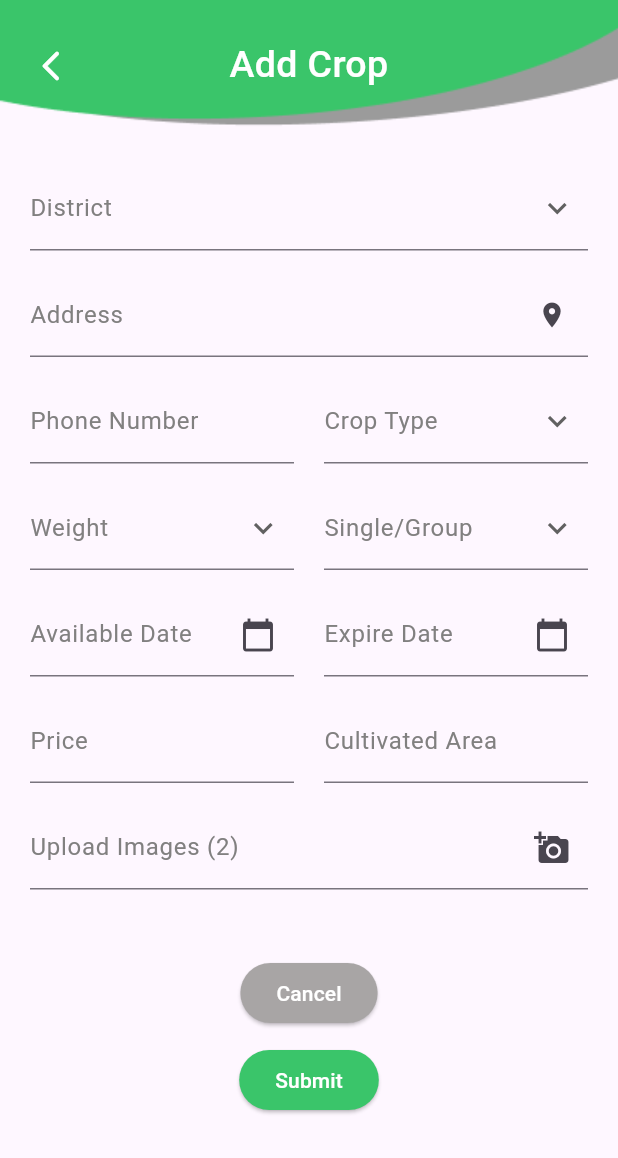
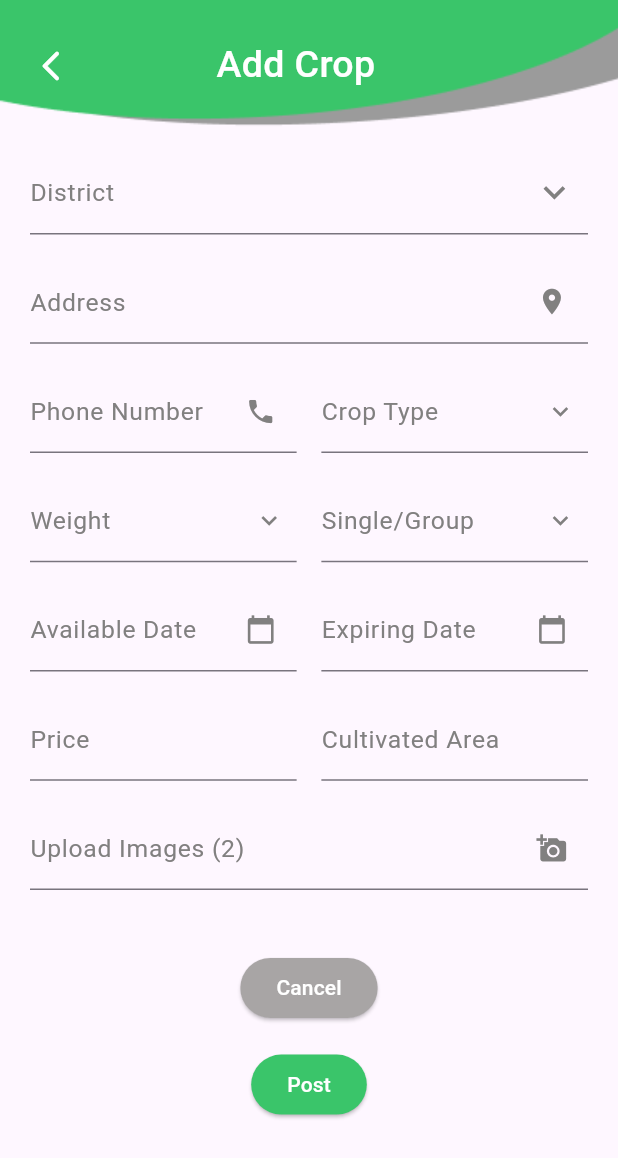
Before and after one commit to QuadraBytes/green_market, a Flutter app: the AddCropScreen screen opened directly, on a phone screen of 412 x 824 dp. Shown: the top 1158 px of the screen. Run offline on Flutter 3.47's test engine with Material 3 defaults, Android fonts, the phone set to English and light mode, and no system bars; our stand-ins replace cloud_firestore, community_material_icon, device_preview, firebase_auth, firebase_core, firebase_storage and 5 more; missing offline and left inert: email_otp; accounts and stored records are empty.

Commit message:
responsive changes

```diff
--- a/lib/components/bottom_bar.dart
+++ b/lib/components/bottom_bar.dart
@@ -63,7 +63,7 @@ class _BottomBarScreenState extends State<BottomBarScreen> {
             color: kColor,
             notchMargin: 0,
             elevation: 0,
-            height: 70,
+            height: size.height * 0.08,
             child: Row(
               mainAxisAlignment: MainAxisAlignment.spaceAround,
               children: [
--- a/lib/components/side_bar.dart
+++ b/lib/components/side_bar.dart
@@ -9,8 +9,9 @@ class SideBar extends StatelessWidget {
 
   @override
   Widget build(BuildContext context) {
+    final size = MediaQuery.of(context).size;
     return Drawer(
-      width: MediaQuery.of(context).size.width * 0.6,
+      width: size.width * 0.6,
       child: ListView(
         padding: EdgeInsets.zero,
         children: [
@@ -22,7 +23,7 @@ class SideBar extends StatelessWidget {
               child: Image.asset(
                 "assets/images/logo.png",
                 fit: BoxFit.contain,
-                width: 50,
+                width: size.width * 0.4,
               ),
             ),
           ),
--- a/lib/main.dart
+++ b/lib/main.dart
@@ -5,6 +5,8 @@ import 'package:flutter/foundation.dart';
 import 'package:flutter/material.dart';
 import 'package:green_market/components/bottom_bar.dart';
 import 'package:green_market/components/constants.dart';
+import 'package:green_market/screens/add_crop_screen.dart';
+import 'package:green_market/screens/add_requirement_screen.dart';
 import 'package:green_market/screens/availability_screen.dart';
 import 'package:green_market/screens/create_profile_screen.dart';
 import 'package:green_market/screens/favourites_screen.dart';
--- a/lib/screens/add_crop_screen.dart
+++ b/lib/screens/add_crop_screen.dart
@@ -155,12 +155,11 @@ class _AddCropScreenState extends State<AddCropScreen> {
 
   @override
   Widget build(BuildContext context) {
+    final size = MediaQuery.of(context).size;
     return SafeArea(
       child: Scaffold(
         body: Stack(
           children: [
-            Positioned(
-                top: -50, child: Image.asset('assets/images/appbar2.png')),
             Container(
               padding: const EdgeInsets.only(left: 20.0, right: 20),
               child: Form(
@@ -168,16 +167,7 @@ class _AddCropScreenState extends State<AddCropScreen> {
                 child: ListView(
                   children: [
                     SizedBox(
-                      height: 25,
-                    ),
-                    Text('Add Crop',
-                        textAlign: TextAlign.center,
-                        style: TextStyle(
-                            fontSize: 25,
-                            fontWeight: FontWeight.w500,
-                            color: Colors.white)),
-                    SizedBox(
-                      height: 50,
+                      height: 100,
                     ),
 
                     // TextFormField(
@@ -195,6 +185,7 @@ class _AddCropScreenState extends State<AddCropScreen> {
                           labelText: 'District',
                           labelStyle: TextStyle(
                             color: kColor4,
+                            fontSize: size.height * 0.02,
                           ),
                           focusedBorder: UnderlineInputBorder(
                               borderSide: BorderSide(color: Colors.black))),
@@ -202,7 +193,8 @@ class _AddCropScreenState extends State<AddCropScreen> {
                         padding: const EdgeInsets.only(right: 8.0),
                         child: Icon(
                           Icons.keyboard_arrow_down_outlined,
-                          size: 25,
+                          size: size.height * 0.035,
+                          color: kColor4,
                         ),
                       ),
                       items: districts.map((String district) {
@@ -217,12 +209,13 @@ class _AddCropScreenState extends State<AddCropScreen> {
                         });
                       },
                     ),
-                    SizedBox(height: 15),
+                    SizedBox(height: size.height * 0.02),
                     TextFormField(
                       style: TextStyle(fontWeight: FontWeight.w500),
                       decoration: InputDecoration(
                           labelStyle: TextStyle(
                             color: kColor4,
+                            fontSize: size.height * 0.02,
                           ),
                           focusedBorder: UnderlineInputBorder(
                               borderSide: BorderSide(color: Colors.black)),
@@ -233,21 +226,28 @@ class _AddCropScreenState extends State<AddCropScreen> {
                               fontWeight: FontWeight.normal),
                           suffixIcon: Icon(
                             Icons.location_on,
-                            size: 20,
+                            size: size.height * 0.025,
+                            color: kColor4,
                           )),
                       onSaved: (value) {
                         _address = value;
                       },
                     ),
-                    SizedBox(height: 15),
+                    SizedBox(height: size.height * 0.02),
                     Row(
                       children: [
                         Expanded(
                           child: TextFormField(
                             decoration: InputDecoration(
                                 labelText: 'Phone Number',
+                                suffixIcon: Icon(
+                                  Icons.phone,
+                                  size: size.height * 0.025,
+                                  color: kColor4,
+                                ),
                                 labelStyle: TextStyle(
                                   color: kColor4,
+                                  fontSize: size.height * 0.02,
                                 ),
                                 focusedBorder: UnderlineInputBorder(
                                     borderSide:
@@ -265,12 +265,13 @@ class _AddCropScreenState extends State<AddCropScreen> {
                             },
                           ),
                         ),
-                        SizedBox(width: 20),
+                        SizedBox(width: size.width * 0.04),
                         Expanded(
                           child: DropdownButtonFormField<String>(
                             decoration: InputDecoration(
                                 labelText: 'Crop Type',
                                 labelStyle: TextStyle(
+                                  fontSize: size.height * 0.02,
                                   color: kColor4,
                                 ),
                                 focusedBorder: UnderlineInputBorder(
@@ -280,7 +281,8 @@ class _AddCropScreenState extends State<AddCropScreen> {
                               padding: const EdgeInsets.only(right: 8.0),
                               child: Icon(
                                 Icons.keyboard_arrow_down_outlined,
-                                size: 25,
+                                size: size.height * 0.025,
+                                color: kColor4,
                               ),
                             ),
                             items: cropTypes.map((String crop) {
@@ -299,7 +301,7 @@ class _AddCropScreenState extends State<AddCropScreen> {
                         ),
                       ],
                     ),
-                    SizedBox(height: 15),
+                    SizedBox(height: size.height * 0.02),
                     Row(
                       children: [
                         Expanded(
@@ -308,6 +310,7 @@ class _AddCropScreenState extends State<AddCropScreen> {
                                 labelText: 'Weight',
                                 labelStyle: TextStyle(
                                   color: kColor4,
+                                  fontSize: size.height * 0.02,
                                 ),
                                 focusedBorder: UnderlineInputBorder(
                                     borderSide:
@@ -316,7 +319,8 @@ class _AddCropScreenState extends State<AddCropScreen> {
                               padding: const EdgeInsets.only(right: 8.0),
                               child: Icon(
                                 Icons.keyboard_arrow_down_outlined,
-                                size: 25,
+                                size: size.height * 0.025,
+                                color: kColor4,
                               ),
                             ),
                             items: weightRange.map((String weight) {
@@ -333,13 +337,14 @@ class _AddCropScreenState extends State<AddCropScreen> {
                             },
                           ),
                         ),
-                        SizedBox(width: 20),
+                        SizedBox(width: size.width * 0.04),
                         Expanded(
                           child: DropdownButtonFormField<String>(
                             decoration: InputDecoration(
                                 labelText: 'Single/Group',
                                 labelStyle: TextStyle(
                                   color: kColor4,
+                                  fontSize: size.height * 0.02,
                                 ),
                                 focusedBorder: UnderlineInputBorder(
                                     borderSide:
@@ -348,7 +353,8 @@ class _AddCropScreenState extends State<AddCropScreen> {
                               padding: const EdgeInsets.only(right: 8.0),
                               child: Icon(
                                 Icons.keyboard_arrow_down_outlined,
-                                size: 25,
+                                size: size.height * 0.025,
+                                color: kColor4,
                               ),
                             ),
                             items: groupType.map((String type) {
@@ -367,7 +373,7 @@ class _AddCropScreenState extends State<AddCropScreen> {
                         ),
                       ],
                     ),
-                    SizedBox(height: 15),
+                    SizedBox(height: size.height * 0.02),
                     Row(
                       children: [
                         Expanded(
@@ -379,11 +385,16 @@ class _AddCropScreenState extends State<AddCropScreen> {
                                     labelText: 'Available Date',
                                     labelStyle: TextStyle(
                                       color: kColor4,
+                                      fontSize: size.height * 0.02,
                                     ),
                                     focusedBorder: UnderlineInputBorder(
                                         borderSide:
                                             BorderSide(color: Colors.black)),
-                                    suffixIcon: Icon(Icons.calendar_today)),
+                                    suffixIcon: Icon(
+                                      Icons.calendar_today,
+                                      size: size.height * 0.025,
+                                      color: kColor4,
+                                    )),
                                 controller: TextEditingController(
                                   text: _availableDate == null
                                       ? ''
@@ -396,21 +407,26 @@ class _AddCropScreenState extends State<AddCropScreen> {
                             ),
                           ),
                         ),
-                        SizedBox(width: 20),
+                        SizedBox(width: size.width * 0.04),
                         Expanded(
                           child: GestureDetector(
                             onTap: () => _selectDate(context, false),
                             child: AbsorbPointer(
                               child: TextFormField(
                                 decoration: InputDecoration(
-                                    labelText: 'Expire Date',
+                                    labelText: 'Expiring Date',
                                     labelStyle: TextStyle(
                                       color: kColor4,
+                                      fontSize: size.height * 0.02,
                                     ),
                                     focusedBorder: UnderlineInputBorder(
                                         borderSide:
                                             BorderSide(color: Colors.black)),
-                                    suffixIcon: Icon(Icons.calendar_today)),
+                                    suffixIcon: Icon(
+                                      Icons.calendar_today,
+                                      size: size.height * 0.025,
+                                      color: kColor4,
+                                    )),
                                 controller: TextEditingController(
                                     text: _expiringDate == null
                                         ? ''
@@ -424,7 +440,7 @@ class _AddCropScreenState extends State<AddCropScreen> {
                         ),
                       ],
                     ),
-                    SizedBox(height: 15),
+                    SizedBox(height: size.height * 0.02),
                     Row(
                       children: [
                         Expanded(
@@ -434,6 +450,7 @@ class _AddCropScreenState extends State<AddCropScreen> {
                                 prefixText: 'Rs. ',
                                 labelStyle: TextStyle(
                                   color: kColor4,
+                                  fontSize: size.height * 0.02,
                                 ),
                                 focusedBorder: UnderlineInputBorder(
                                     borderSide:
@@ -444,7 +461,7 @@ class _AddCropScreenState extends State<AddCropScreen> {
                             },
                           ),
                         ),
-                        SizedBox(width: 20),
+                        SizedBox(width: size.width * 0.04),
                         Expanded(
                           child: TextFormField(
                             decoration: InputDecoration(
@@ -452,6 +469,7 @@ class _AddCropScreenState extends State<AddCropScreen> {
                                 suffixText: 'ha',
                                 labelStyle: TextStyle(
                                   color: kColor4,
+                                  fontSize: size.height * 0.02,
                                 ),
                                 focusedBorder: UnderlineInputBorder(
                                     borderSide:
@@ -464,7 +482,7 @@ class _AddCropScreenState extends State<AddCropScreen> {
                         ),
                       ],
                     ),
-                    SizedBox(height: 15),
+                    SizedBox(height: size.height * 0.02),
                     GestureDetector(
                       onTap: _images.length == 2 ? null : _pickImage,
                       child: AbsorbPointer(
@@ -472,6 +490,7 @@ class _AddCropScreenState extends State<AddCropScreen> {
                           decoration: InputDecoration(
                               labelStyle: TextStyle(
                                 color: kColor4,
+                                fontSize: size.height * 0.02,
                               ),
                               focusedBorder: UnderlineInputBorder(
                                   borderSide: BorderSide(color: Colors.black)),
@@ -480,7 +499,11 @@ class _AddCropScreenState extends State<AddCropScreen> {
                                   : _images.length == 1
                                       ? 'One Image is Uploaded'
                                       : 'Two Images are Uploaded',
-                              suffixIcon: Icon(Icons.add_a_photo)),
+                              suffixIcon: Icon(
+                                Icons.add_a_photo,
+                                size: size.height * 0.025,
+                                color: kColor4,
+                              )),
                           style: TextStyle(fontWeight: FontWeight.w500),
                           // validator: (_) {
                           //   if (_images.isEmpty) {
@@ -491,7 +514,7 @@ class _AddCropScreenState extends State<AddCropScreen> {
                         ),
                       ),
                     ),
-                    SizedBox(height: 15),
+                    SizedBox(height: size.height * 0.02),
                     Wrap(
                       alignment: WrapAlignment.center,
                       spacing: 10,
@@ -511,7 +534,7 @@ class _AddCropScreenState extends State<AddCropScreen> {
                         );
                       }).toList(),
                     ),
-                    SizedBox(height: 30),
+                    SizedBox(height: size.height * 0.03),
                     Column(
                       children: [
                         ElevatedButton(
@@ -527,12 +550,12 @@ class _AddCropScreenState extends State<AddCropScreen> {
                                   Color.fromARGB(255, 168, 165, 165)),
                         ),
                         SizedBox(
-                          height: 10,
+                          height: size.height * 0.02,
                         ),
                         ElevatedButton(
                           onPressed: _submitForm,
                           child: Text(
-                            'Submit',
+                            'Post',
                             style: TextStyle(color: Colors.white),
                           ),
                           style: ElevatedButton.styleFrom(
@@ -544,6 +567,18 @@ class _AddCropScreenState extends State<AddCropScreen> {
                   ],
                 ),
               ),
+            ),
+            Positioned(
+                top: -50, child: Image.asset('assets/images/appbar2.png')),
+            Positioned(
+              top: 25,
+              left: size.width * 0.35,
+              right: size.width * 0.3,
+              child: Text('Add Crop',
+                  style: TextStyle(
+                      fontSize: 25,
+                      fontWeight: FontWeight.w500,
+                      color: Colors.white)),
             ),
             Positioned(
                 top: 20,
--- a/lib/screens/buyer_screen.dart
+++ b/lib/screens/buyer_screen.dart
@@ -979,8 +979,8 @@ class _BuyerScreenState extends State<BuyerScreen> {
                                                             color: kColor,
                                                             child: IconButton(
                                                               onPressed: () {
-                                                                                                                                            _makePhoneCall(data['phoneNumber']);
-
+                                                                _makePhoneCall(data[
+                                                                    'phoneNumber']);
                                                               },
                                                               icon: Icon(
                                                                 size: 17,
```
Also changed, not shown: lib/screens/add_requirement_screen.dart (+47 -25 lines).
